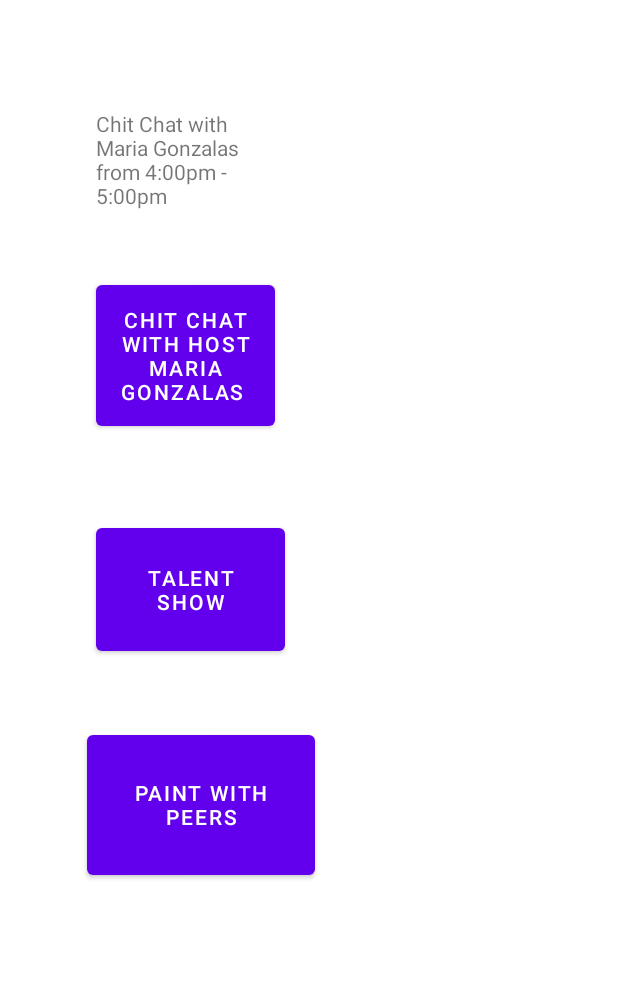
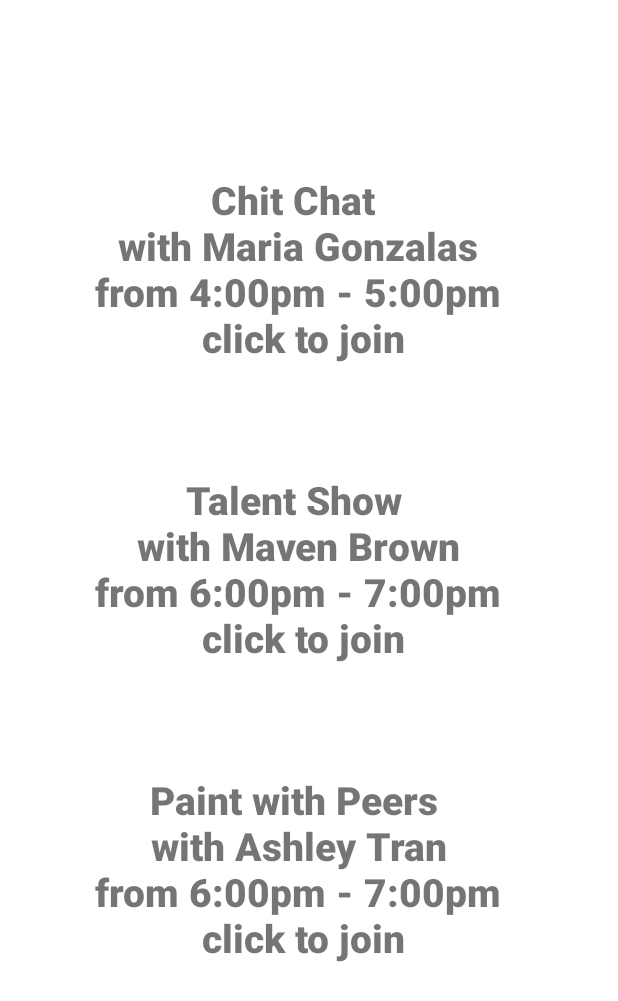
Before and after one commit to laibaz16/CommunityBuilding, an Android app: the Teen_page screen opened directly, with no data from a screen before it, after a tap on "Chit Chat with Maria Gonzalas from 4:00p", on a phone screen of 412 x 824 dp. Shown: the top 1001 px of the screen. Run offline under Robolectric (Android 15) with nearby library versions, the phone set to English and light mode, and no system bars.

Commit message:
Front end of the Teen activities

```diff
--- a/app/src/main/AndroidManifest.xml
+++ b/app/src/main/AndroidManifest.xml
@@ -11,7 +11,6 @@
         android:theme="@style/Theme.CommunityBuilding">
         <activity
             android:name=".MainActivity"
-
             android:exported="true">
             <intent-filter>
                 <action android:name="android.intent.action.MAIN" />
@@ -19,6 +18,16 @@
                 <category android:name="android.intent.category.LAUNCHER" />
             </intent-filter>
         </activity>
+        <activity
+            android:name=".test"
+            android:exported="true">
+            <intent-filter>
+                <action android:name="android.intent.action.MAIN" />
+
+                <category android:name="android.intent.category.LAUNCHER" />
+            </intent-filter>
+        </activity>
+
         <activity
             android:name=".Senior_page"
             android:exported="true" />
@@ -31,7 +40,6 @@
                 <category android:name="android.intent.category.LAUNCHER" />
             </intent-filter>
         </activity>
-
         <activity
             android:name=".Teen_page"
             android:exported="true">
--- a/app/src/main/java/com/example/communitybuilding/Teen_page.java
+++ b/app/src/main/java/com/example/communitybuilding/Teen_page.java
@@ -2,8 +2,11 @@ package com.example.communitybuilding;
 
 import androidx.appcompat.app.AppCompatActivity;
 
+import android.content.Intent;
 import android.os.Bundle;
 import android.view.View;
+import android.widget.Button;
+import android.widget.TextView;
 import android.widget.Toast;
 
 public class Teen_page extends AppCompatActivity {
@@ -14,6 +17,13 @@ public class Teen_page extends AppCompatActivity {
         setContentView(R.layout.activity_teen_page);
     }
     public void text_msg(View v){
-        Toast.makeText(getApplicationContext(), "Joining", Toast.LENGTH_LONG).show();
+        TextView teen_btn = (TextView) findViewById(R.id.chitchat);
+        teen_btn.setOnClickListener(new View.OnClickListener()
+        {
+            public void onClick(View v)
+            {
+                startActivity(new Intent(Teen_page.this, test.class));
+            }
+        });
     }
 }
--- /dev/null
+++ b/app/src/main/java/com/example/communitybuilding/test.java
@@ -0,0 +1,14 @@
+package com.example.communitybuilding;
+
+import androidx.appcompat.app.AppCompatActivity;
+
+import android.os.Bundle;
+
+public class test extends AppCompatActivity {
+
+    @Override
+    protected void onCreate(Bundle savedInstanceState) {
+        super.onCreate(savedInstanceState);
+        setContentView(R.layout.activity_test);
+    }
+}
--- a/app/src/main/res/layout/activity_teen_page.xml
+++ b/app/src/main/res/layout/activity_teen_page.xml
@@ -6,56 +6,50 @@
     android:layout_height="match_parent"
     tools:context=".Teen_page">
 
-
-
-
-    <Button
-        android:id="@+id/talentshow"
-        android:layout_width="126dp"
-        android:layout_height="94dp"
-        android:layout_marginTop="56dp"
-        android:text="Talent Show"
+    <TextView
+        android:id="@+id/chitchat"
+        android:layout_width="280dp"
+        android:layout_height="166dp"
+        android:layout_marginTop="96dp"
+        android:fontFamily="sans-serif-black"
+        android:gravity="center"
+        android:onClick="text_msg"
+        android:text="Chit Chat \n with Maria Gonzalas \n from 4:00pm - 5:00pm \n click to join"
+        android:textSize="26sp"
         app:layout_constraintEnd_toEndOf="parent"
-        app:layout_constraintHorizontal_bias="0.223"
-        app:layout_constraintStart_toStartOf="parent"
-        app:layout_constraintTop_toBottomOf="@+id/Chitchat" />
-
-    <Button
-        android:id="@+id/Paint"
-        android:layout_width="152dp"
-        android:layout_height="105dp"
-        android:text="Paint with Peers"
-        app:layout_constraintBottom_toBottomOf="parent"
-        app:layout_constraintEnd_toEndOf="parent"
-        app:layout_constraintHorizontal_bias="0.223"
-        app:layout_constraintStart_toStartOf="parent"
-        app:layout_constraintTop_toBottomOf="@+id/talentshow"
-        app:layout_constraintVertical_bias="0.159" />
-
-    <Button
-        android:id="@+id/Chitchat"
-        android:layout_width="119dp"
-        android:layout_height="106dp"
-        android:layout_marginTop="184dp"
-        android:text="Chit Chat with Host Maria Gonzalas "
-
-        app:layout_constraintEnd_toEndOf="parent"
-        app:layout_constraintHorizontal_bias="0.219"
+        app:layout_constraintHorizontal_bias="0.442"
         app:layout_constraintStart_toStartOf="parent"
         app:layout_constraintTop_toTopOf="parent" />
 
     <TextView
-        android:id="@+id/textView"
-        android:layout_width="105dp"
-        android:layout_height="68dp"
-        android:text="Chit Chat with Maria Gonzalas from 4:00pm - 5:00pm"
+        android:id="@+id/talentshow"
+        android:layout_width="280dp"
+        android:layout_height="166dp"
+        android:layout_marginTop="296dp"
+        android:fontFamily="sans-serif-black"
+        android:gravity="center"
         android:onClick="text_msg"
-        app:layout_constraintBottom_toTopOf="@+id/Chitchat"
+        android:text="Talent Show \n with Maven Brown \n from 6:00pm - 7:00pm \n click to join"
+        android:textSize="26sp"
         app:layout_constraintEnd_toEndOf="parent"
-        app:layout_constraintHorizontal_bias="0.209"
+        app:layout_constraintHorizontal_bias="0.442"
         app:layout_constraintStart_toStartOf="parent"
-        app:layout_constraintTop_toTopOf="parent"
-        app:layout_constraintVertical_bias="0.629" />
+        app:layout_constraintTop_toTopOf="parent" />
+
+    <TextView
+        android:id="@+id/paint"
+        android:layout_width="280dp"
+        android:layout_height="166dp"
+        android:layout_marginTop="496dp"
+        android:fontFamily="sans-serif-black"
+        android:gravity="center"
+        android:onClick="text_msg"
+        android:text="Paint with Peers \n with Ashley Tran \n from 6:00pm - 7:00pm \n click to join"
+        android:textSize="26sp"
+        app:layout_constraintEnd_toEndOf="parent"
+        app:layout_constraintHorizontal_bias="0.442"
+        app:layout_constraintStart_toStartOf="parent"
+        app:layout_constraintTop_toTopOf="parent" />
 
 
 </androidx.constraintlayout.widget.ConstraintLayout>
--- /dev/null
+++ b/app/src/main/res/layout/activity_test.xml
@@ -0,0 +1,9 @@
+<?xml version="1.0" encoding="utf-8"?>
+<androidx.constraintlayout.widget.ConstraintLayout xmlns:android="http://schemas.android.com/apk/res/android"
+    xmlns:app="http://schemas.android.com/apk/res-auto"
+    xmlns:tools="http://schemas.android.com/tools"
+    android:layout_width="match_parent"
+    android:layout_height="match_parent"
+    tools:context=".test">
+
+</androidx.constraintlayout.widget.ConstraintLayout>
```
